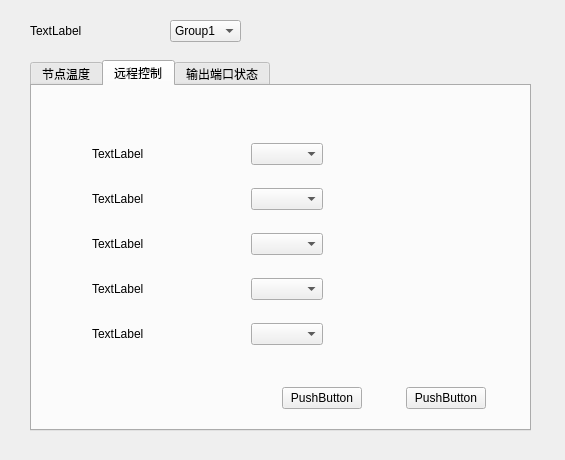
Qt form cheaterrealtimedata.ui (samier958/heaterClient) before a commit.
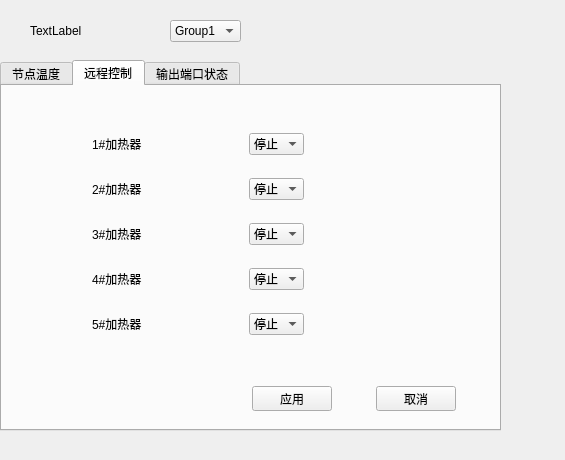
The same form after that commit. The open tabs and pages were chosen to show the change.

```diff
--- a/cheaterrealtimedata.ui
+++ b/cheaterrealtimedata.ui
@@ -16,7 +16,7 @@
   <widget class="QTabWidget" name="tabWidget">
    <property name="geometry">
     <rect>
-     <x>30</x>
+     <x>0</x>
      <y>60</y>
      <width>501</width>
      <height>371</height>
@@ -256,9 +256,9 @@
     <widget class="QWidget" name="layoutWidget">
      <property name="geometry">
       <rect>
-       <x>60</x>
-       <y>40</y>
-       <width>231</width>
+       <x>90</x>
+       <y>30</y>
+       <width>311</width>
        <height>241</height>
       </rect>
      </property>
@@ -268,7 +268,7 @@
         <item>
          <widget class="QLabel" name="label_2">
           <property name="text">
-           <string>TextLabel</string>
+           <string>1#加热器</string>
           </property>
          </widget>
         </item>
@@ -286,7 +286,41 @@
          </spacer>
         </item>
         <item>
-         <widget class="QComboBox" name="comboBox"/>
+         <widget class="QComboBox" name="workSwitch_1">
+          <item>
+           <property name="text">
+            <string>停止</string>
+           </property>
+          </item>
+          <item>
+           <property name="text">
+            <string>关闭</string>
+           </property>
+          </item>
+          <item>
+           <property name="text">
+            <string>加热</string>
+           </property>
+          </item>
+          <item>
+           <property name="text">
+            <string>吹风</string>
+           </property>
+          </item>
+         </widget>
+        </item>
+        <item>
+         <spacer name="horizontalSpacer_15">
+          <property name="orientation">
+           <enum>Qt::Horizontal</enum>
+          </property>
+          <property name="sizeHint" stdset="0">
+           <size>
+            <width>40</width>
+            <height>20</height>
+           </size>
+          </property>
+         </spacer>
         </item>
        </layout>
       </item>
@@ -295,7 +329,7 @@
         <item>
          <widget class="QLabel" name="label_4">
           <property name="text">
-           <string>TextLabel</string>
+           <string>2#加热器</string>
           </property>
          </widget>
         </item>
@@ -313,7 +347,41 @@
          </spacer>
         </item>
         <item>
-         <widget class="QComboBox" name="comboBox_2"/>
+         <widget class="QComboBox" name="workSwitch_2">
+          <item>
+           <property name="text">
+            <string>停止</string>
+           </property>
+          </item>
+          <item>
+           <property name="text">
+            <string>关闭</string>
+           </property>
+          </item>
+          <item>
+           <property name="text">
+            <string>加热</string>
+           </property>
+          </item>
+          <item>
+           <property name="text">
+            <string>吹风</string>
+           </property>
+          </item>
+         </widget>
+        </item>
+        <item>
+         <spacer name="horizontalSpacer_16">
+          <property name="orientation">
+           <enum>Qt::Horizontal</enum>
+          </property>
+          <property name="sizeHint" stdset="0">
+           <size>
+            <width>40</width>
+            <height>20</height>
+           </size>
+          </property>
+         </spacer>
         </item>
        </layout>
       </item>
@@ -322,7 +390,7 @@
         <item>
          <widget class="QLabel" name="label_6">
           <property name="text">
-           <string>TextLabel</string>
+           <string>3#加热器</string>
           </property>
          </widget>
         </item>
@@ -340,7 +408,41 @@
          </spacer>
         </item>
         <item>
-         <widget class="QComboBox" name="comboBox_3"/>
+         <widget class="QComboBox" name="workSwitch_3">
+          <item>
+           <property name="text">
+            <string>停止</string>
+           </property>
+          </item>
+          <item>
+           <property name="text">
+            <string>关闭</string>
+           </property>
+          </item>
+          <item>
+           <property name="text">
+            <string>加热</string>
+           </property>
+          </item>
+          <item>
+           <property name="text">
+            <string>吹风</string>
+           </property>
+          </item>
+         </widget>
+        </item>
+        <item>
+         <spacer name="horizontalSpacer_17">
+          <property name="orientation">
+           <enum>Qt::Horizontal</enum>
+          </property>
+          <property name="sizeHint" stdset="0">
+           <size>
+            <width>40</width>
+            <height>20</height>
+           </size>
+          </property>
+         </spacer>
         </item>
        </layout>
       </item>
@@ -349,7 +451,7 @@
         <item>
          <widget class="QLabel" name="label_8">
           <property name="text">
-           <string>TextLabel</string>
+           <string>4#加热器</string>
           </property>
          </widget>
         </item>
@@ -367,7 +469,41 @@
          </spacer>
         </item>
         <item>
-         <widget class="QComboBox" name="comboBox_4"/>
+         <widget class="QComboBox" name="workSwitch_4">
+          <item>
+           <property name="text">
+            <string>停止</string>
+           </property>
+          </item>
+          <item>
+           <property name="text">
+            <string>关闭</string>
+           </property>
+          </item>
+          <item>
+           <property name="text">
+            <string>加热</string>
+           </property>
+          </item>
+          <item>
+           <property name="text">
+            <string>吹风</string>
+           </property>
+          </item>
+         </widget>
+        </item>
+        <item>
+         <spacer name="horizontalSpacer_18">
+          <property name="orientation">
+           <enum>Qt::Horizontal</enum>
+          </property>
+          <property name="sizeHint" stdset="0">
+           <size>
+            <width>40</width>
+            <height>20</height>
+           </size>
+          </property>
+         </spacer>
         </item>
        </layout>
       </item>
@@ -376,7 +512,7 @@
         <item>
          <widget class="QLabel" name="label_10">
           <property name="text">
-           <string>TextLabel</string>
+           <string>5#加热器</string>
           </property>
          </widget>
         </item>
@@ -394,7 +530,41 @@
          </spacer>
         </item>
         <item>
-         <widget class="QComboBox" name="comboBox_5"/>
+         <widget class="QComboBox" name="workSwitch_5">
+          <item>
+           <property name="text">
+            <string>停止</string>
+           </property>
+          </item>
+          <item>
+           <property name="text">
+            <string>关闭</string>
+           </property>
+          </item>
+          <item>
+           <property name="text">
+            <string>加热</string>
+           </property>
+          </item>
+          <item>
+           <property name="text">
+            <string>吹风</string>
+           </property>
+          </item>
+         </widget>
+        </item>
+        <item>
+         <spacer name="horizontalSpacer_19">
+          <property name="orientation">
+           <enum>Qt::Horizontal</enum>
+          </property>
+          <property name="sizeHint" stdset="0">
+           <size>
+            <width>40</width>
+            <height>20</height>
+           </size>
+          </property>
+         </spacer>
         </item>
        </layout>
       </item>
@@ -413,7 +583,7 @@
       <item>
        <widget class="QPushButton" name="pushButton">
         <property name="text">
-         <string>PushButton</string>
+         <string>应用</string>
         </property>
        </widget>
       </item>
@@ -433,7 +603,7 @@
       <item>
        <widget class="QPushButton" name="pushButton_2">
         <property name="text">
-         <string>PushButton</string>
+         <string>取消</string>
         </property>
        </widget>
       </item>
```
Left out of the diff: 8 changed lines with no effect on the pictures.
